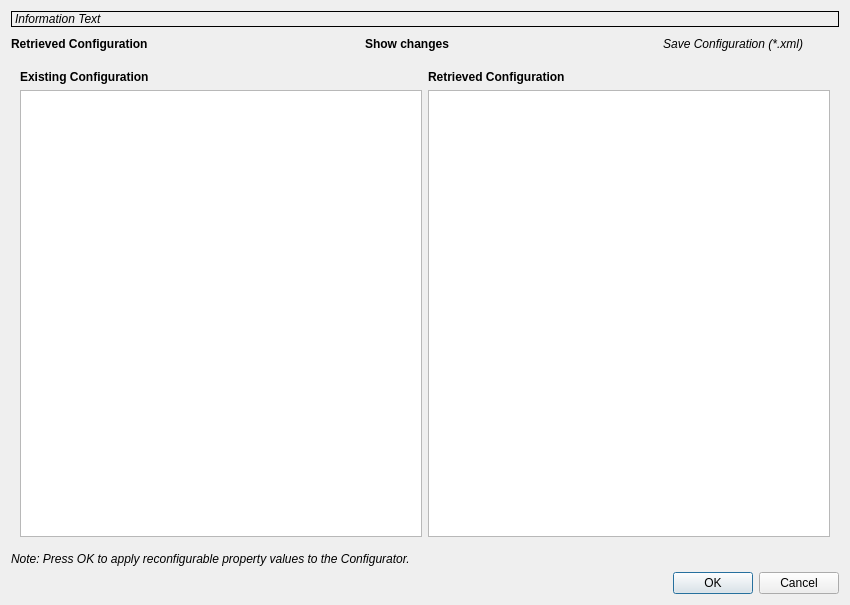
First picture: the form in src/pythonGui/karabogui/dialogs/ui/configuration_preview.ui, repository European-XFEL/Karabo, before the edit.
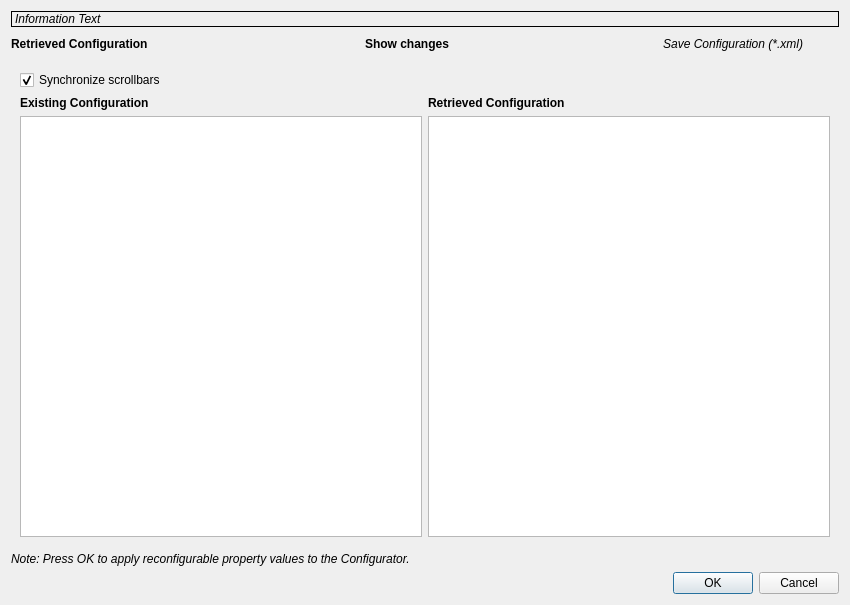
Second picture: the form after the edit. The open tabs and pages were chosen to show the change.

Commit message: GUI: Synchronize scrollbars in configuration preview dialog

The edit to the form file:
```diff
--- a/src/pythonGui/karabogui/dialogs/ui/configuration_preview.ui
+++ b/src/pythonGui/karabogui/dialogs/ui/configuration_preview.ui
@@ -145,6 +145,18 @@
       </layout>
      </widget>
      <widget class="QWidget" name="page_2">
+      <layout class="QVBoxLayout" name="verticalLayout_4">
+       <item>
+        <widget class="QCheckBox" name="ui_synchronize_bars">
+         <property name="text">
+          <string>Synchronize scrollbars</string>
+         </property>
+         <property name="checked">
+          <bool>true</bool>
+         </property>
+        </widget>
+       </item>
+       <item>
       <layout class="QHBoxLayout" name="horizontalLayout_2">
        <item>
         <layout class="QVBoxLayout" name="verticalLayout">
@@ -215,6 +227,8 @@
             <bool>true</bool>
            </property>
           </widget>
+           </item>
+          </layout>
          </item>
         </layout>
        </item>
```
Lines whose indentation alone changed are shown as unchanged. The commit also changes 1 other file.
